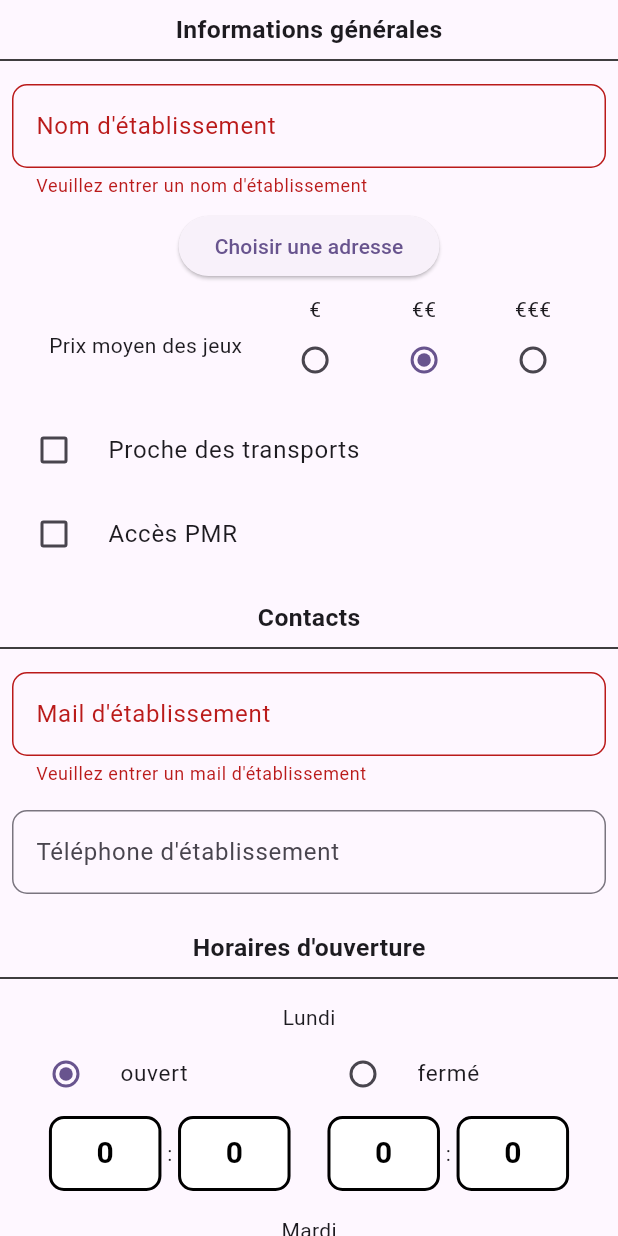
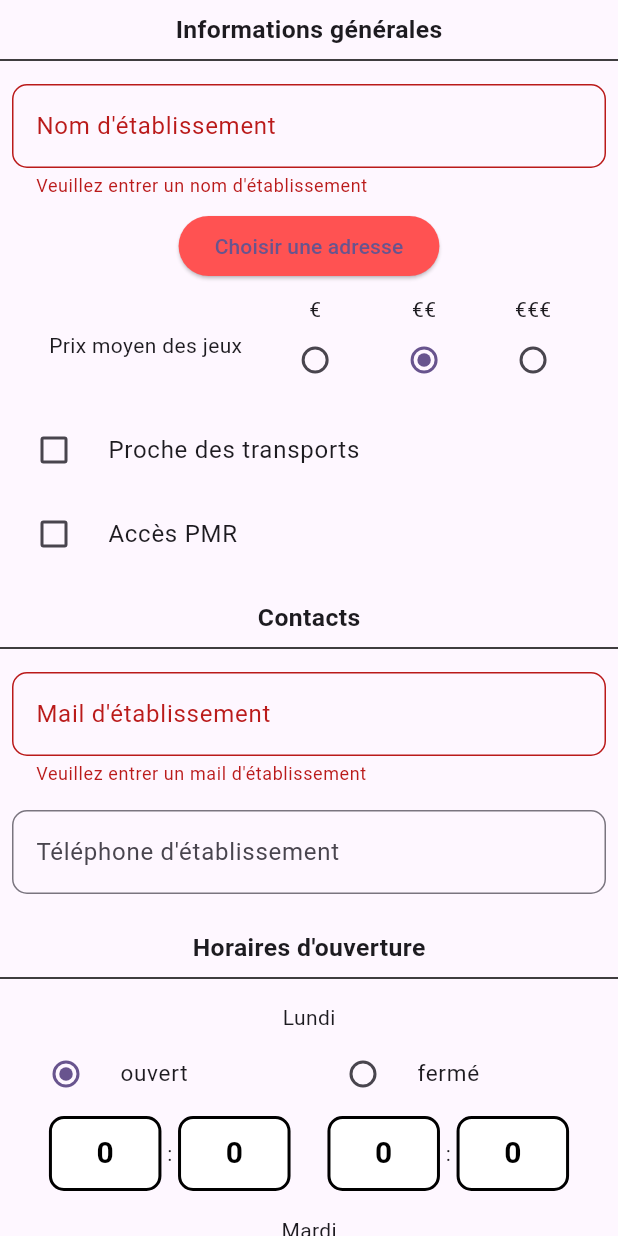
Before and after one commit to Thomas-59/Carto, a Flutter app: the SuggestionPage screen opened by its route, on a phone screen of 412 x 824 dp. Run offline on Flutter 3.47's test engine with Material 3 defaults, Android fonts, the phone set to English and light mode, and no system bars; our stand-ins replace bloc, dio, flutter_bloc, flutter_map, geolocator, latlong2 and 1 more; missing offline and left inert: counter; network calls fail.

Commit message:
eddit style

```diff
--- a/Mobile/Carto/lib/views/widgets/form/general_form.dart
+++ b/Mobile/Carto/lib/views/widgets/form/general_form.dart
@@ -135,6 +135,9 @@ class _GeneralFormState extends State<GeneralForm> {
             onPressed: () {
               _openAddressInputPage();
             },
+            style: ButtonStyle(
+              backgroundColor:_addressPick!=null ? WidgetStatePropertyAll<Color>(Colors.greenAccent):WidgetStatePropertyAll<Color>(Colors.redAccent),
+            ),
             child: Text(
               _addressPick!=null ? _addressPick!.properties.label : "Choisir une adresse",
             ),
```
